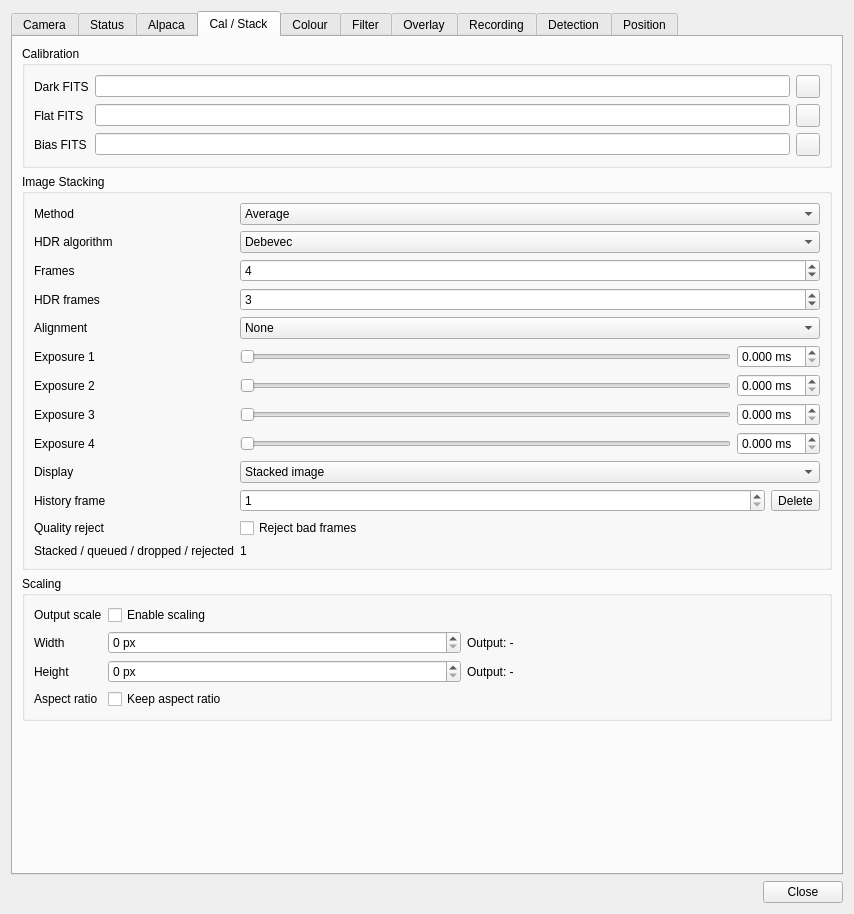
Before: the Qt Designer form plugins/feature/camera/camerasettingsdialog.ui in srcejon/sdrangel, drawn with Qt 5.
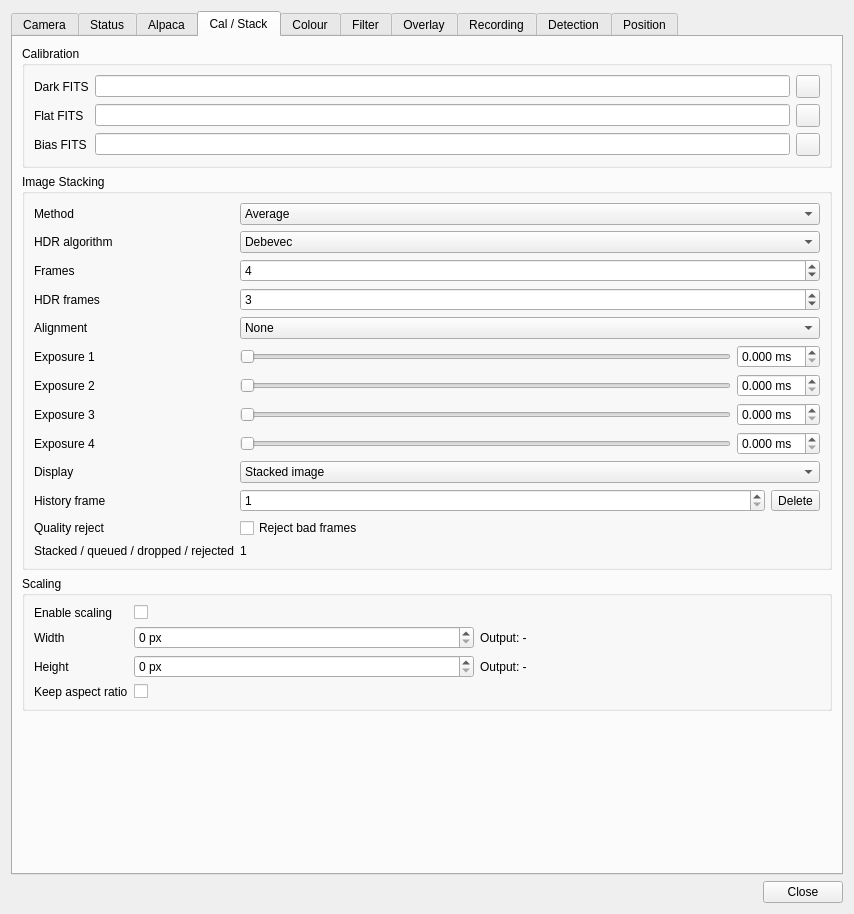
After: the same form once the commit is applied. The open tabs and pages were chosen to show the change. Icons and pictures are not drawn. Custom widgets are drawn as their Qt base class.

What changed in the file:
```diff
--- a/plugins/feature/camera/camerasettingsdialog.ui
+++ b/plugins/feature/camera/camerasettingsdialog.ui
@@ -1889,7 +1889,7 @@
           <item row="0" column="0">
            <widget class="QLabel" name="scaleEnabledLabel">
             <property name="text">
-             <string>Output scale</string>
+             <string>Enable scaling</string>
             </property>
            </widget>
           </item>
@@ -1899,7 +1899,7 @@
              <string>Scale calibrated and stacked frames before downstream filtering, detection, display and recording</string>
             </property>
             <property name="text">
-             <string>Enable scaling</string>
+             <string/>
             </property>
            </widget>
           </item>
@@ -1980,7 +1980,7 @@
           <item row="3" column="0">
            <widget class="QLabel" name="scaleKeepAspectRatioLabel">
             <property name="text">
-             <string>Aspect ratio</string>
+             <string>Keep aspect ratio</string>
             </property>
            </widget>
           </item>
@@ -1990,7 +1990,7 @@
              <string>Fit the scaled output inside the requested size without stretching the image</string>
             </property>
             <property name="text">
-             <string>Keep aspect ratio</string>
+             <string/>
             </property>
            </widget>
           </item>
```
